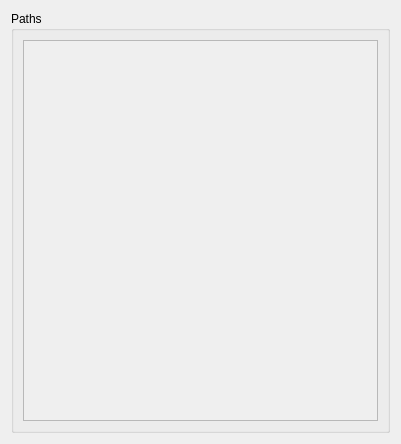
First picture: the form in ui/settings/SignalK.ui, repository OpenFairWind/FairWindSK, before the edit.
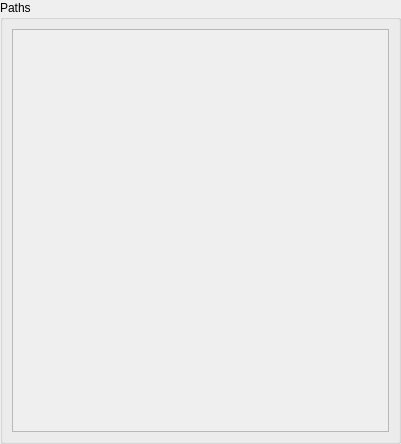
Second picture: the form after the edit.

Diff of the .ui file:
```diff
--- a/ui/settings/SignalK.ui
+++ b/ui/settings/SignalK.ui
@@ -11,6 +11,18 @@
    </rect>
   </property>
   <layout class="QGridLayout" name="gridLayout_SignalK">
+   <property name="leftMargin">
+    <number>0</number>
+   </property>
+   <property name="topMargin">
+    <number>0</number>
+   </property>
+   <property name="rightMargin">
+    <number>0</number>
+   </property>
+   <property name="bottomMargin">
+    <number>0</number>
+   </property>
    <item row="0" column="0">
     <widget class="QGroupBox" name="groupBox_SignalK_Paths">
      <property name="sizePolicy">
@@ -42,8 +54,8 @@
           <rect>
            <x>0</x>
            <y>0</y>
-           <width>356</width>
-           <height>240</height>
+           <width>369</width>
+           <height>393</height>
           </rect>
          </property>
          <layout class="QGridLayout" name="gridLayout_Paths">
```
Left out of the diff: 3 changed lines with no effect on the pictures.
